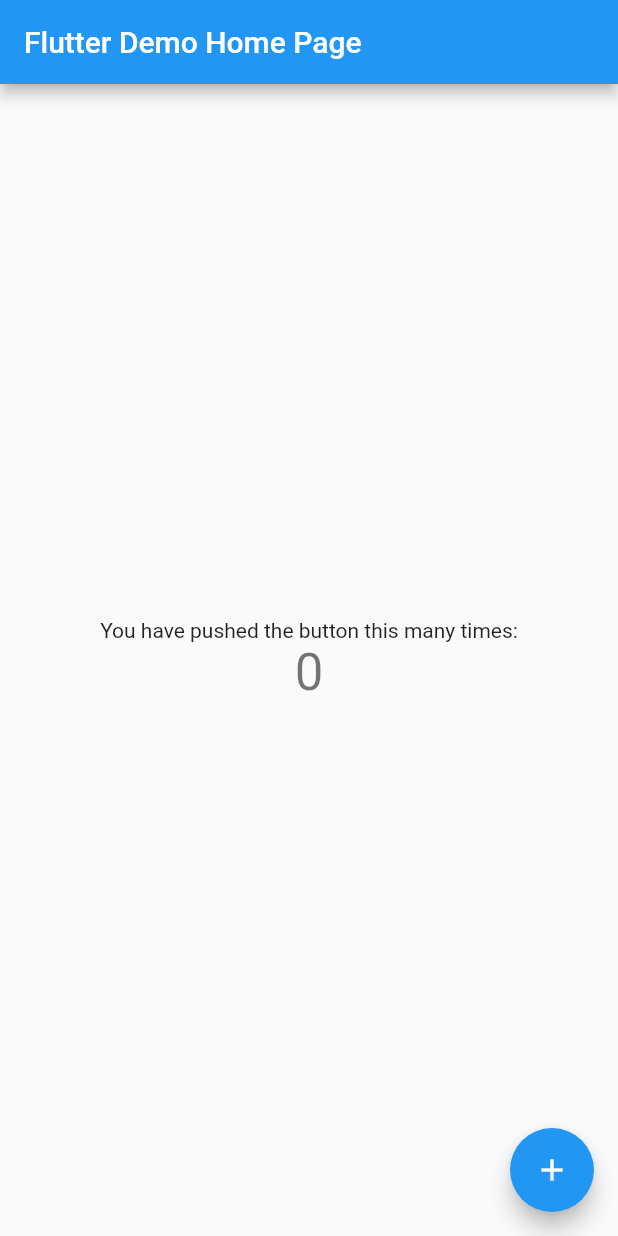
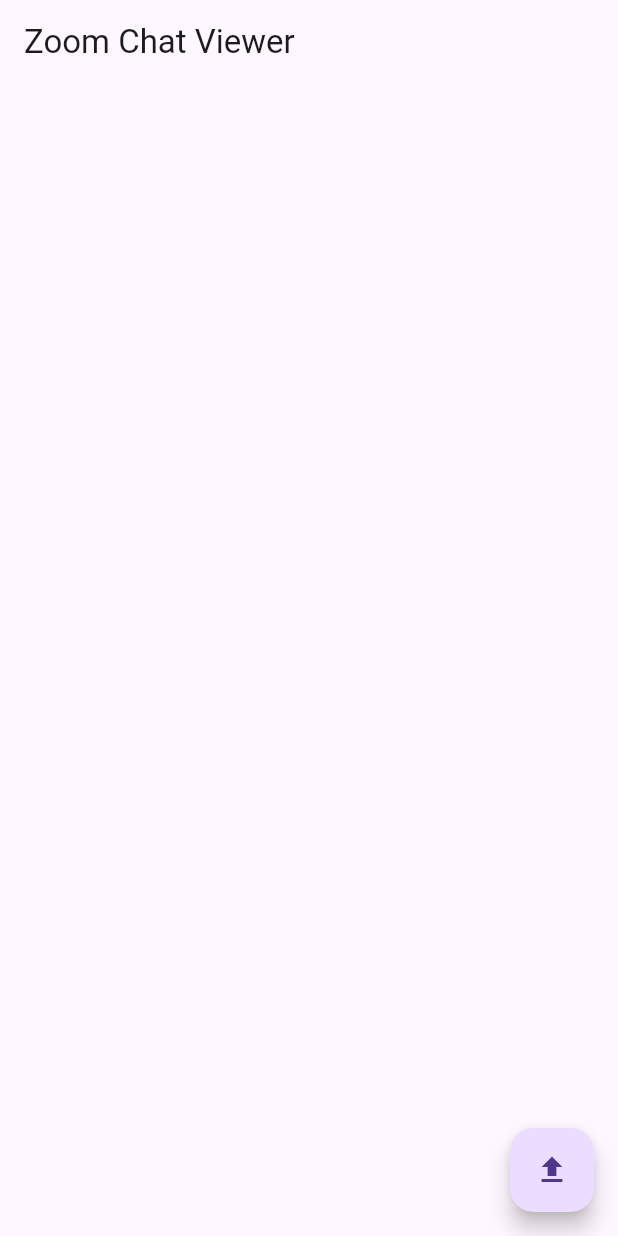
Before and after one commit to Zehua-Chen/zoom-chat-viewer, a Flutter app: the screen it shows after launch, on a phone screen of 412 x 824 dp. Run offline on Flutter 3.47's test engine with Material 2 defaults, Android fonts, the phone set to English and light mode, and no system bars; our stand-ins replace file_picker.

Commit message:
[feat] Implement Baseline

```diff
--- a/lib/main.dart
+++ b/lib/main.dart
@@ -1,17 +1,52 @@
 import 'package:flutter/material.dart';
+import 'package:file_picker/file_picker.dart';
+import 'dart:convert';
+import 'package:zoom_chat_viewer/parse.dart';
 
 void main() {
-  runApp(const MyApp());
+  runApp(const ZoomChatViewer());
 }
 
-class MyApp extends StatelessWidget {
-  const MyApp({Key? key}) : super(key: key);
+class ZoomChatViewer extends StatefulWidget {
+  const ZoomChatViewer({Key? key}) : super(key: key);
+
+  @override
+  State<StatefulWidget> createState() => _ZoomChatViewerState();
+}
+
+class _ZoomChatViewerState extends State<ZoomChatViewer> {
+  String _content = "";
+
+  Future<void> _readFile() async {
+    final result = await FilePicker.platform.pickFiles();
+
+    if (result == null) {
+      debugPrint("failed to obtain result");
+      return;
+    }
+
+    if (result.files.length == 1) {
+      final bytes = result.files[0].bytes;
+
+      if (bytes == null) {
+        debugPrint("failed to obtain path");
+        return;
+      }
+
+      String content = utf8.decode(bytes);
+      final List<String> messages = parse(content);
+
+      setState(() {
+        _content = messages.join("\n");
+      });
+    }
+  }
 
   // This widget is the root of your application.
   @override
   Widget build(BuildContext context) {
     return MaterialApp(
-      title: 'Flutter Demo',
+      title: 'Zoom Chat Viewer',
       theme: ThemeData(
         // This is the theme of your application.
         //
@@ -23,93 +58,25 @@
         // Notice that the counter didn't reset back to zero; the application
         // is not restarted.
         primarySwatch: Colors.blue,
+        useMaterial3: true,
       ),
-      home: const MyHomePage(title: 'Flutter Demo Home Page'),
+      home: Scaffold(
+        appBar: AppBar(
+          // Here we take the value from the MyHomePage object that was created by
+          // the App.build method, and use it to set our appbar title.
+          title: const Text("Zoom Chat Viewer"),
+        ),
+        body: Column(children: <Widget>[
+          SingleChildScrollView(
+              child: SelectableText(_content,
+                  style: Theme.of(context).textTheme.bodyText1, maxLines: null))
+        ]),
+        floatingActionButton: FloatingActionButton(
+          onPressed: _readFile,
+          tooltip: 'Load File',
+          child: const Icon(Icons.file_upload),
+        ), // This trailing comma makes auto-formatting nicer for build methods.
+      ),
     );
   }
 }
-
-class MyHomePage extends StatefulWidget {
-  const MyHomePage({Key? key, required this.title}) : super(key: key);
-
-  // This widget is the home page of your application. It is stateful, meaning
-  // that it has a State object (defined below) that contains fields that affect
-  // how it looks.
-
-  // This class is the configuration for the state. It holds the values (in this
-  // case the title) provided by the parent (in this case the App widget) and
-  // used by the build method of the State. Fields in a Widget subclass are
-  // always marked "final".
-
-  final String title;
-
-  @override
-  State<MyHomePage> createState() => _MyHomePageState();
-}
-
-class _MyHomePageState extends State<MyHomePage> {
-  int _counter = 0;
-
-  void _incrementCounter() {
-    setState(() {
-      // This call to setState tells the Flutter framework that something has
-      // changed in this State, which causes it to rerun the build method below
-      // so that the display can reflect the updated values. If we changed
-      // _counter without calling setState(), then the build method would not be
-      // called again, and so nothing would appear to happen.
-      _counter++;
-    });
-  }
-
-  @override
-  Widget build(BuildContext context) {
-    // This method is rerun every time setState is called, for instance as done
-    // by the _incrementCounter method above.
-    //
-    // The Flutter framework has been optimized to make rerunning build methods
-    // fast, so that you can just rebuild anything that needs updating rather
-    // than having to individually change instances of widgets.
-    return Scaffold(
-      appBar: AppBar(
-        // Here we take the value from the MyHomePage object that was created by
-        // the App.build method, and use it to set our appbar title.
-        title: Text(widget.title),
-      ),
-      body: Center(
-        // Center is a layout widget. It takes a single child and positions it
-        // in the middle of the parent.
-        child: Column(
-          // Column is also a layout widget. It takes a list of children and
-          // arranges them vertically. By default, it sizes itself to fit its
-          // children horizontally, and tries to be as tall as its parent.
-          //
-          // Invoke "debug painting" (press "p" in the console, choose the
-          // "Toggle Debug Paint" action from the Flutter Inspector in Android
-          // Studio, or the "Toggle Debug Paint" command in Visual Studio Code)
-          // to see the wireframe for each widget.
-          //
-          // Column has various properties to control how it sizes itself and
-          // how it positions its children. Here we use mainAxisAlignment to
-          // center the children vertically; the main axis here is the vertical
-          // axis because Columns are vertical (the cross axis would be
-          // horizontal).
-          mainAxisAlignment: MainAxisAlignment.center,
-          children: <Widget>[
-            const Text(
-              'You have pushed the button this many times:',
-            ),
-            Text(
-              '$_counter',
-              style: Theme.of(context).textTheme.headline4,
-            ),
-          ],
-        ),
-      ),
-      floatingActionButton: FloatingActionButton(
-        onPressed: _incrementCounter,
-        tooltip: 'Increment',
-        child: const Icon(Icons.add),
-      ), // This trailing comma makes auto-formatting nicer for build methods.
-    );
-  }
-}
--- a/pubspec.yaml
+++ b/pubspec.yaml
@@ -34,6 +34,7 @@
   # The following adds the Cupertino Icons font to your application.
   # Use with the CupertinoIcons class for iOS style icons.
   cupertino_icons: ^1.0.2
+  file_picker: ^4.4.0
 
 dev_dependencies:
   flutter_test:
```
Also changed, not shown: lib/parse.dart (added, +23 -0 lines), pubspec.lock.
